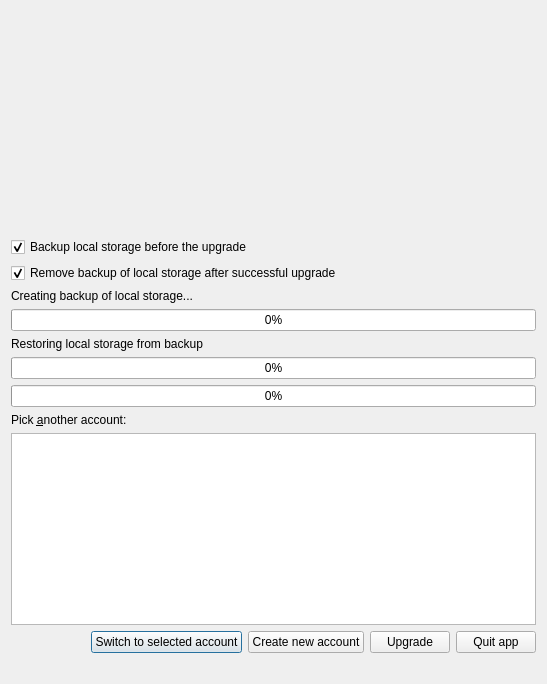
This is lib/dialog/LocalStorageUpgradeDialog.ui in d1vanov/quentier as Qt 5 draws it before an edit. The edited form follows.
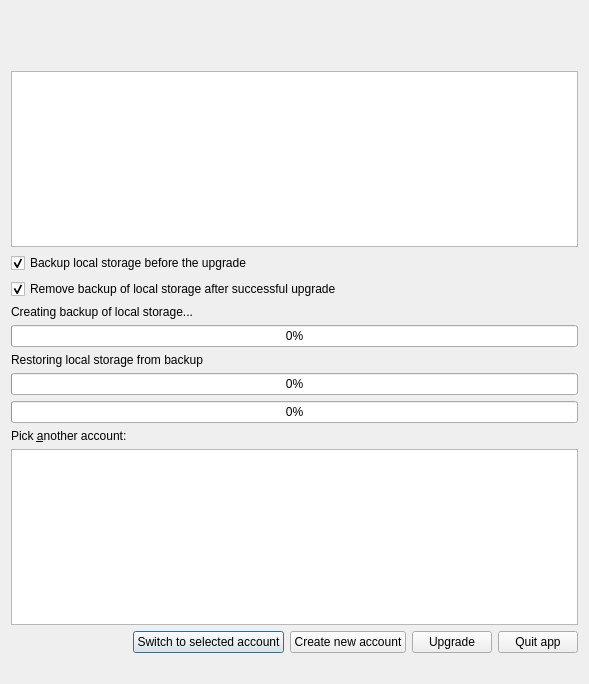
This is the edited form.

Commit message:
Replace label with plain text edit for long patch description to make it scrollable and thus make the overall widget size smaller in LocalStorageUpgradeDialog
Especially important for small screens e.g. laptops

Diff of the .ui file:
```diff
--- a/lib/dialog/LocalStorageUpgradeDialog.ui
+++ b/lib/dialog/LocalStorageUpgradeDialog.ui
@@ -6,7 +6,7 @@
    <rect>
     <x>0</x>
     <y>0</y>
-    <width>547</width>
+    <width>589</width>
     <height>684</height>
    </rect>
   </property>
@@ -32,14 +32,8 @@
     </widget>
    </item>
    <item>
-    <widget class="QLabel" name="longDescriptionLabel">
-     <property name="sizePolicy">
-      <sizepolicy hsizetype="Preferred" vsizetype="MinimumExpanding">
-       <horstretch>0</horstretch>
-       <verstretch>0</verstretch>
-      </sizepolicy>
-     </property>
-     <property name="wordWrap">
+    <widget class="QPlainTextEdit" name="longDescriptionPlainTextEdit">
+     <property name="readOnly">
       <bool>true</bool>
      </property>
     </widget>
```
The commit also changes 1 other file.
